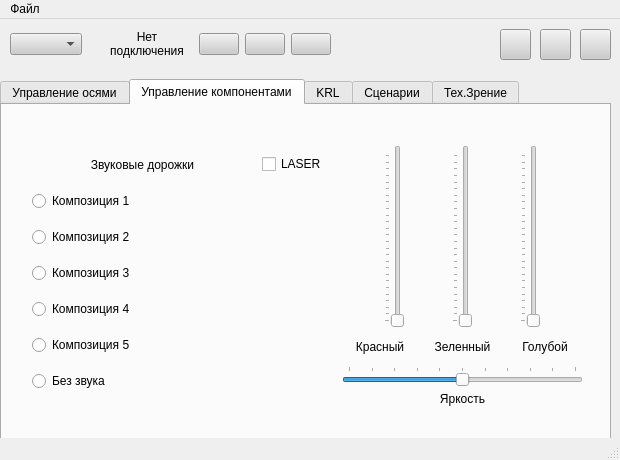
This is OptimaController_v0_10/ui_desig_v0_11.ui in Xeont88/Optima2-Controller as Qt 5 draws it before an edit. The edited form follows.
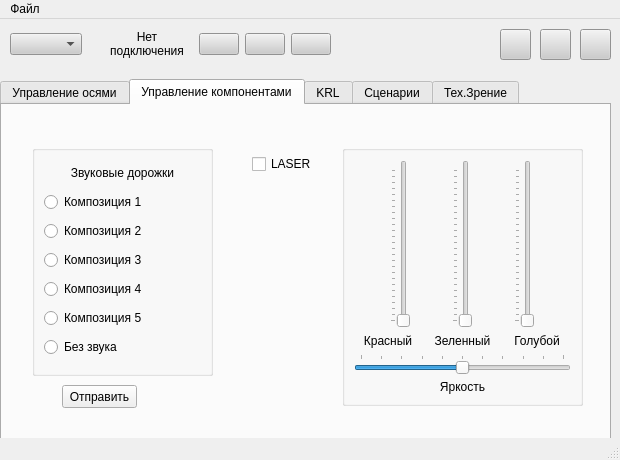
This is the edited form. The open tabs and pages were chosen to show the change. Icons and pictures are not drawn.

Patch:
```diff
--- a/OptimaController_v0_10/ui_desig_v0_11.ui
+++ b/OptimaController_v0_10/ui_desig_v0_11.ui
@@ -42,6 +42,9 @@
   </property>
   <widget class="QWidget" name="centralwidget">
    <widget class="QTabWidget" name="tabWidget">
+    <property name="enabled">
+     <bool>true</bool>
+    </property>
     <property name="geometry">
      <rect>
       <x>0</x>
@@ -496,13 +499,13 @@
      <attribute name="title">
       <string>Управление компонентами</string>
      </attribute>
-     <widget class="QWidget" name="layoutWidget">
+     <widget class="QGroupBox" name="sound_groupBox">
       <property name="geometry">
        <rect>
         <x>30</x>
         <y>40</y>
-        <width>221</width>
-        <height>261</height>
+        <width>181</width>
+        <height>231</height>
        </rect>
       </property>
       <layout class="QVBoxLayout" name="verticalLayout_6">
@@ -605,7 +608,7 @@
        </item>
       </layout>
      </widget>
-     <widget class="QWidget" name="verticalLayoutWidget_3">
+     <widget class="QGroupBox" name="verticalGroupBox_3">
       <property name="geometry">
        <rect>
         <x>340</x>
@@ -757,7 +760,7 @@
      <widget class="QCheckBox" name="checkBox_LED_13">
       <property name="geometry">
        <rect>
-        <x>260</x>
+        <x>250</x>
         <y>50</y>
         <width>71</width>
         <height>18</height>
@@ -770,6 +773,19 @@
        <string>LASER</string>
       </property>
      </widget>
+     <widget class="QPushButton" name="set_sound_button">
+      <property name="geometry">
+       <rect>
+        <x>60</x>
+        <y>280</y>
+        <width>75</width>
+        <height>23</height>
+       </rect>
+      </property>
+      <property name="text">
+       <string>Отправить</string>
+      </property>
+     </widget>
     </widget>
     <widget class="QWidget" name="tab_4">
      <attribute name="title">
```
Left out of the diff: 22 changed lines with no effect on the pictures.
